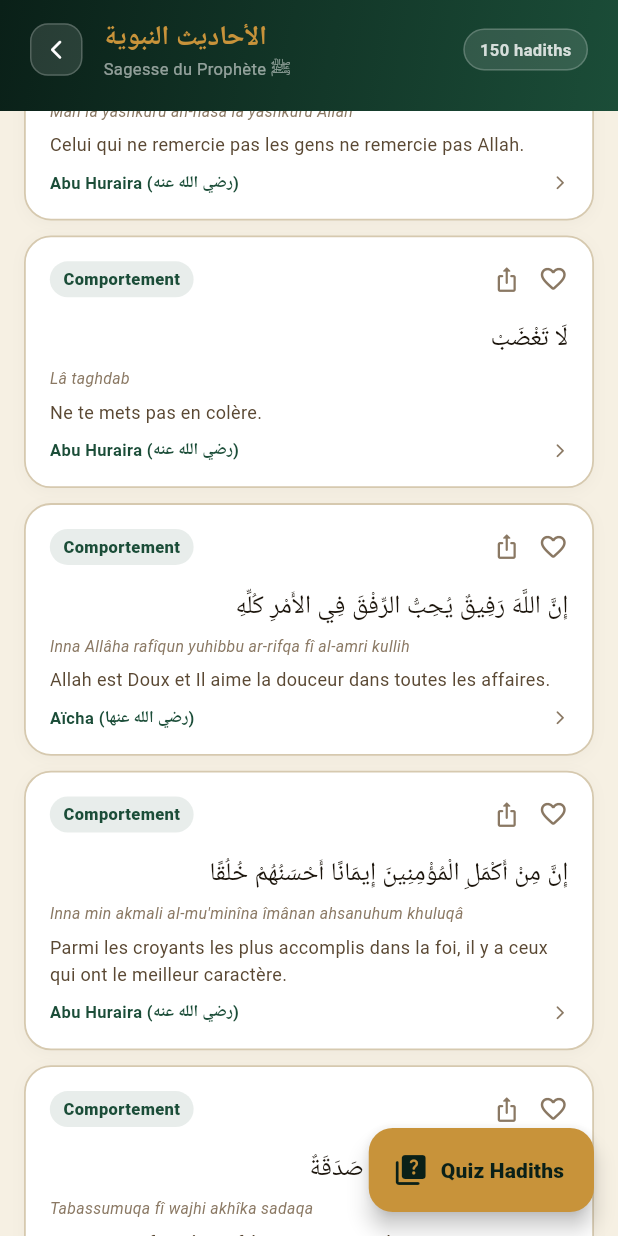
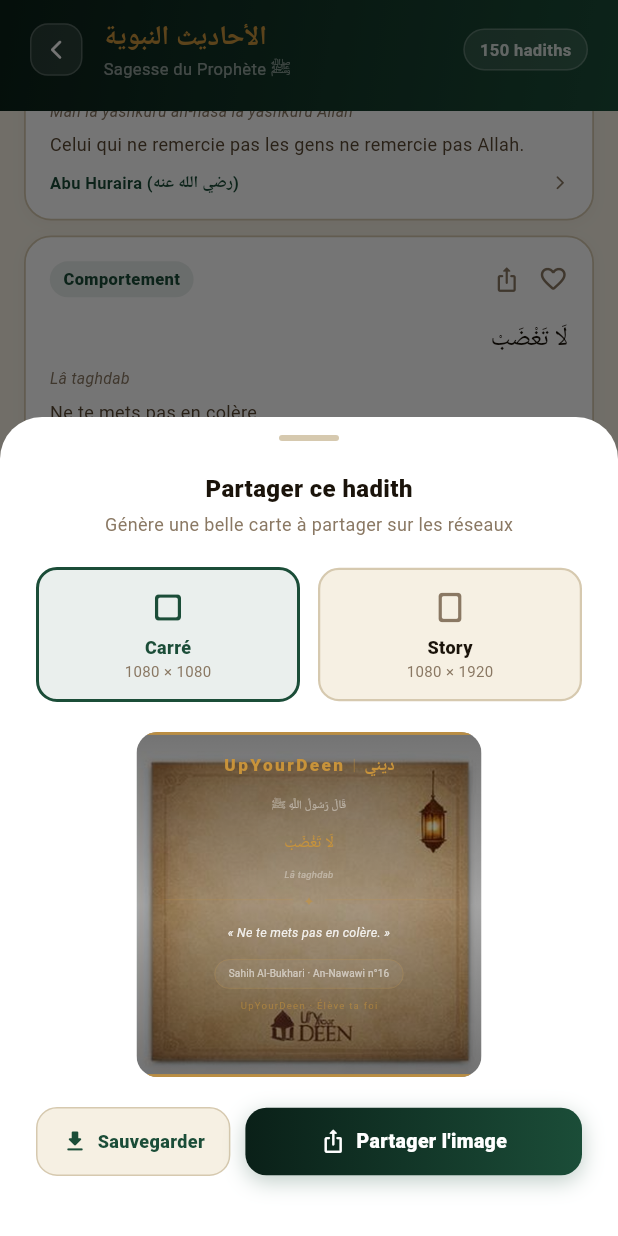
Before and after one commit to sam93240/deenly_app, a Flutter app: the HadithScreen screen opened directly, scrolled down 2304 dp, after a tap on the "ios share" icon, on a phone screen of 412 x 824 dp. Run offline on Flutter 3.47's test engine with Material 3 defaults, Android fonts, the phone set to English and light mode, and no system bars; our stand-ins replace cloud_firestore, firebase_auth, firebase_core, flutter_local_notifications, google_sign_in, just_audio and 4 more; missing offline and left inert: dart:html; accounts and stored records are empty; statements that could not run were skipped; project files that could hold a hidden picture were left out.

Commit message:
Hadith : partage texte brut supprime, force image branding
Le bouton partage sur la liste ouvre desormais le _ShareBottomSheet
(carte ou story avec logo app) au lieu de Share.share(text).
Tout partage passe obligatoirement par les visuels de l'app.

Co-Authored-By: Claude Sonnet 4.6 <noreply@anthropic.com>

```diff
--- a/lib/hadith_screen.dart
+++ b/lib/hadith_screen.dart
@@ -158,6 +158,7 @@ class _HadithScreenState extends State<HadithScreen> {
                     final entry = filtered[i];
                     return _HadithCard(
                       hadith:         entry.value,
+                      hadithIndex:    entry.key,
                       isFavori:       _favoris.contains(entry.key),
                       onToggleFavori: () => _toggleFavori(entry.key),
                       onTap:          () => _openDetail(entry.key),
@@ -439,12 +440,14 @@ class _CategoriesFilter extends StatelessWidget {
 // ══════════════════════════════════════════════════════════════════════════════
 class _HadithCard extends StatelessWidget {
   final HadithModel  hadith;
+  final int          hadithIndex;
   final bool         isFavori;
   final VoidCallback onToggleFavori;
   final VoidCallback onTap;
 
   const _HadithCard({
     required this.hadith,
+    required this.hadithIndex,
     required this.isFavori,
     required this.onToggleFavori,
     required this.onTap,
@@ -478,10 +481,12 @@ class _HadithCard extends StatelessWidget {
               ),
               const Spacer(),
               GestureDetector(
-                onTap: () {
-                  final text = '${hadith.arabe}\n\n« ${hadith.traductionLocale} »\n— ${hadith.narrateur}\n${hadith.source}';
-                  Share.share(text);
-                },
+                onTap: () => showModalBottomSheet(
+                  context: context,
+                  isScrollControlled: true,
+                  backgroundColor: Colors.transparent,
+                  builder: (_) => _ShareBottomSheet(hadith: hadith, hadithIndex: hadithIndex),
+                ),
                 behavior: HitTestBehavior.opaque,
                 child: const Padding(
                   padding: EdgeInsets.only(left: 8),
```
